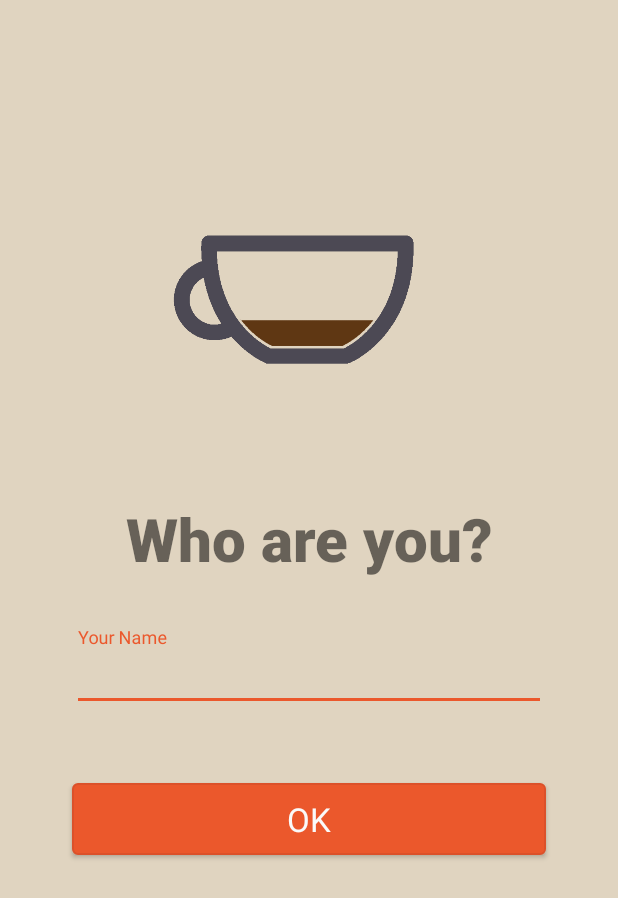
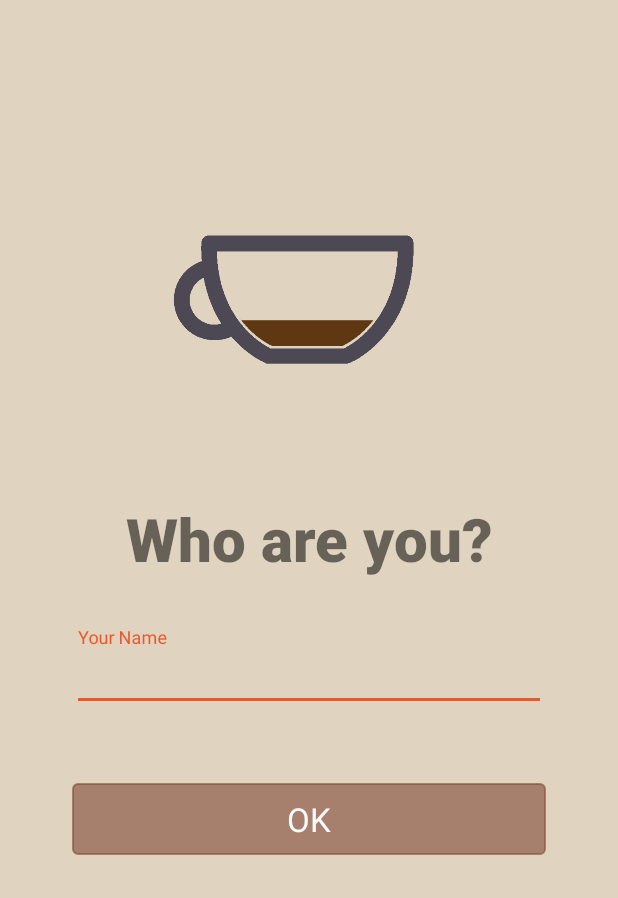
Before and after one commit to neo/AnKopiRun, an Android app: the RunnerDetailsActivity screen opened directly, with no data from a screen before it, on a phone screen of 412 x 824 dp. Shown: the top 898 px of the screen. Run offline under Robolectric (Android 15) with nearby library versions, the phone set to English and light mode, and no system bars; libraries missing offline, so code that uses them is left out: com.jakewharton.rxbinding, rx.lang.kotlin; 1 statement that could not run was skipped.

Commit message:
Runner can enter his name
- With tests
[#116859433]

```diff
--- a/app/src/main/java/pivotal/io/ankopirun/RunnerDetailsActivity.kt
+++ b/app/src/main/java/pivotal/io/ankopirun/RunnerDetailsActivity.kt
@@ -1,11 +1,36 @@
 package pivotal.io.ankopirun
 
+import android.os.Bundle
 import android.support.v7.app.AppCompatActivity
-import android.os.Bundle
+import android.widget.Button
+import android.widget.EditText
+import com.jakewharton.rxbinding.widget.RxTextView
+import org.jetbrains.anko.find
+import org.jetbrains.anko.startActivity
+import rx.lang.kotlin.subscribeWith
 
 class RunnerDetailsActivity : AppCompatActivity() {
+    lateinit var submitNameButton: Button
+    lateinit var nameField: EditText
+
     override fun onCreate(savedInstanceState: Bundle?) {
         super.onCreate(savedInstanceState)
         setContentView(R.layout.activity_runner_details)
+
+        initialiseElements()
+    }
+
+    private fun initialiseElements() {
+        submitNameButton = find<Button>(R.id.submit_name_btn).apply {
+            setOnClickListener { startActivity<RunnerLocationActivity>() }
+            isEnabled = false
+        }
+
+        nameField = find<EditText>(R.id.name)
+        RxTextView.textChanges(nameField).subscribeWith {
+            onNext {
+                submitNameButton.isEnabled = it.isNotEmpty()
+            }
+        }
     }
 }
--- a/app/src/main/res/drawable/rounded_corner_button.xml
+++ b/app/src/main/res/drawable/rounded_corner_button.xml
@@ -1,24 +1,24 @@
 <?xml version="1.0" encoding="utf-8"?>
 <selector xmlns:android="http://schemas.android.com/apk/res/android" >
-    <item android:state_pressed="true" >
+    <item android:state_enabled="true" >
+        <shape android:shape="rectangle"  >
+            <corners android:radius="3dip" />
+            <stroke android:width="1dip" android:color="#DC512A" />
+            <solid android:color="#EB582C"/>
+        </shape>
+    </item>
+    <item android:state_enabled="true" android:state_pressed="true" >
         <shape android:shape="rectangle"  >
             <corners android:radius="3dip" />
             <stroke android:width="1dip" android:color="#DC512A" />
             <solid android:color="#DC512A"/>
         </shape>
     </item>
-    <item android:state_focused="true">
+    <item android:state_enabled="false" >
         <shape android:shape="rectangle"  >
             <corners android:radius="3dip" />
-            <stroke android:width="1dip" android:color="#DC512A" />
-            <solid android:color="#EB582C"/>
-        </shape>
-    </item>
-    <item >
-        <shape android:shape="rectangle"  >
-            <corners android:radius="3dip" />
-            <stroke android:width="1dip" android:color="#DC512A" />
-            <solid android:color="#EB582C"/>
+            <stroke android:width="1dip" android:color="#a287503e" />
+            <solid android:color="#a287503e"/>
         </shape>
     </item>
 </selector>
--- a/app/src/main/res/layout/activity_runner_details.xml
+++ b/app/src/main/res/layout/activity_runner_details.xml
@@ -20,6 +20,7 @@
         <EditText
             android:id="@+id/name"
             style="@style/EditTextStyle"
+            android:maxLength="10"
             android:hint="@string/your_name"/>
 
     </android.support.design.widget.TextInputLayout>
@@ -27,6 +28,7 @@
     <Button
         android:id="@+id/submit_name_btn"
         style="@style/ButtonStyle"
+        android:enabled="false"
         android:layout_marginTop="48dp"
         android:text="@android:string/ok"/>
 
--- a/app/src/main/res/values/colors.xml
+++ b/app/src/main/res/values/colors.xml
@@ -3,6 +3,7 @@
     <color name="colorPrimary">#E0D4C0</color>
     <color name="colorPrimaryDark">#827167</color>
     <color name="colorAccent">#EB582C</color>
+    <color name="colorAccentDisable">#9C4B33</color>
     <color name="colorAccentDark">#DC512A</color>
     <color name="colorOffWhite">#FAFAFA</color>
 </resources>
```
Also changed, not shown: 3 other files.
